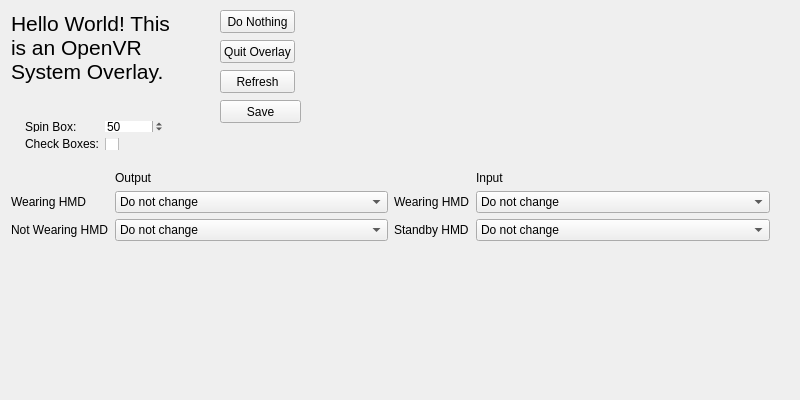
The window that overlaywidget.ui (Dragon092/OpenVR_Audio_Manager) describes before a commit, drawn with Qt 5.
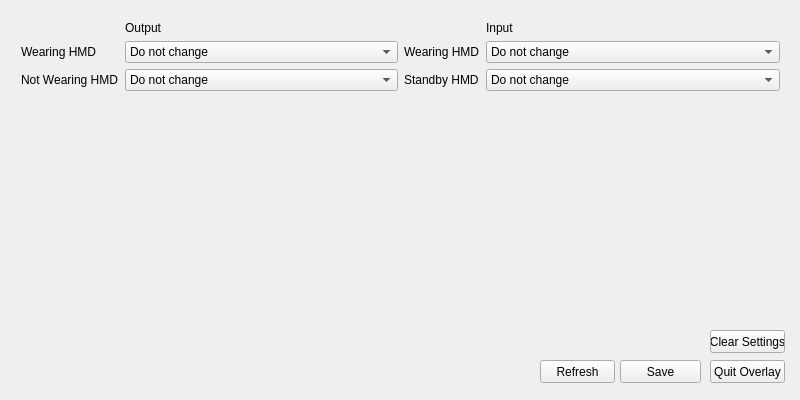
The same window after the commit.

Commit message: Renamed buttons

The edit to the form file:
```diff
--- a/overlaywidget.ui
+++ b/overlaywidget.ui
@@ -13,81 +13,11 @@
   <property name="windowTitle">
    <string>Hello World Overlay</string>
   </property>
-  <widget class="QWidget" name="verticalLayoutWidget">
+  <widget class="QPushButton" name="pushButton_quit">
    <property name="geometry">
     <rect>
-     <x>0</x>
-     <y>0</y>
-     <width>181</width>
-     <height>111</height>
-    </rect>
-   </property>
-   <layout class="QVBoxLayout" name="verticalLayout">
-    <item>
-     <widget class="QLabel" name="label">
-      <property name="font">
-       <font>
-        <pointsize>16</pointsize>
-        <stylestrategy>PreferAntialias</stylestrategy>
-       </font>
-      </property>
-      <property name="text">
-       <string>Hello World! This is an OpenVR System Overlay.</string>
-      </property>
-      <property name="alignment">
-       <set>Qt::AlignLeading|Qt::AlignLeft|Qt::AlignTop</set>
-      </property>
-      <property name="wordWrap">
-       <bool>true</bool>
-      </property>
-     </widget>
-    </item>
-   </layout>
-  </widget>
-  <widget class="QWidget" name="formLayoutWidget">
-   <property name="geometry">
-    <rect>
-     <x>14</x>
-     <y>110</y>
-     <width>161</width>
-     <height>51</height>
-    </rect>
-   </property>
-   <layout class="QFormLayout" name="formLayout">
-    <item row="0" column="0">
-     <widget class="QLabel" name="spinBoxLabel">
-      <property name="text">
-       <string>Spin Box:</string>
-      </property>
-     </widget>
-    </item>
-    <item row="0" column="1">
-     <widget class="QSpinBox" name="spinBoxSpinBox">
-      <property name="frame">
-       <bool>false</bool>
-      </property>
-      <property name="value">
-       <number>50</number>
-      </property>
-     </widget>
-    </item>
-    <item row="1" column="0">
-     <widget class="QLabel" name="checkBoxesLabel">
-      <property name="text">
-       <string>Check Boxes:</string>
-      </property>
-     </widget>
-    </item>
-    <item row="1" column="1">
-     <widget class="QCheckBox" name="checkBoxesCheckBox"/>
-    </item>
-   </layout>
-  </widget>
-  <widget class="QPushButton" name="pushButton">
-   <property name="geometry">
-    <rect>
-     <x>220</x>
-     <y>40</y>
+     <x>710</x>
+     <y>360</y>
      <width>75</width>
      <height>23</height>
     </rect>
@@ -99,21 +29,8 @@
   <widget class="QPushButton" name="pushButton_2">
    <property name="geometry">
     <rect>
-     <x>220</x>
-     <y>10</y>
-     <width>75</width>
-     <height>23</height>
-    </rect>
-   </property>
-   <property name="text">
-    <string>Do Nothing</string>
-   </property>
-  </widget>
-  <widget class="QPushButton" name="pushButton_4">
-   <property name="geometry">
-    <rect>
-     <x>220</x>
-     <y>70</y>
+     <x>540</x>
+     <y>360</y>
      <width>75</width>
      <height>23</height>
     </rect>
@@ -125,8 +42,8 @@
   <widget class="QWidget" name="gridLayoutWidget">
    <property name="geometry">
     <rect>
-     <x>0</x>
-     <y>160</y>
+     <x>10</x>
+     <y>10</y>
      <width>781</width>
      <height>131</height>
     </rect>
@@ -223,8 +140,8 @@
   <widget class="QPushButton" name="pushButton_save">
    <property name="geometry">
     <rect>
-     <x>220</x>
-     <y>100</y>
+     <x>620</x>
+     <y>360</y>
      <width>81</width>
      <height>23</height>
     </rect>
@@ -233,6 +150,19 @@
     <string>Save</string>
    </property>
   </widget>
+  <widget class="QPushButton" name="pushButton_clear_settings">
+   <property name="geometry">
+    <rect>
+     <x>710</x>
+     <y>330</y>
+     <width>75</width>
+     <height>23</height>
+    </rect>
+   </property>
+   <property name="text">
+    <string>Clear Settings</string>
+   </property>
+  </widget>
  </widget>
  <layoutdefault spacing="6" margin="11"/>
  <resources/>
```
Left out of the diff: 2 changed lines with no effect on the pictures. The commit also changes 1 other file.
